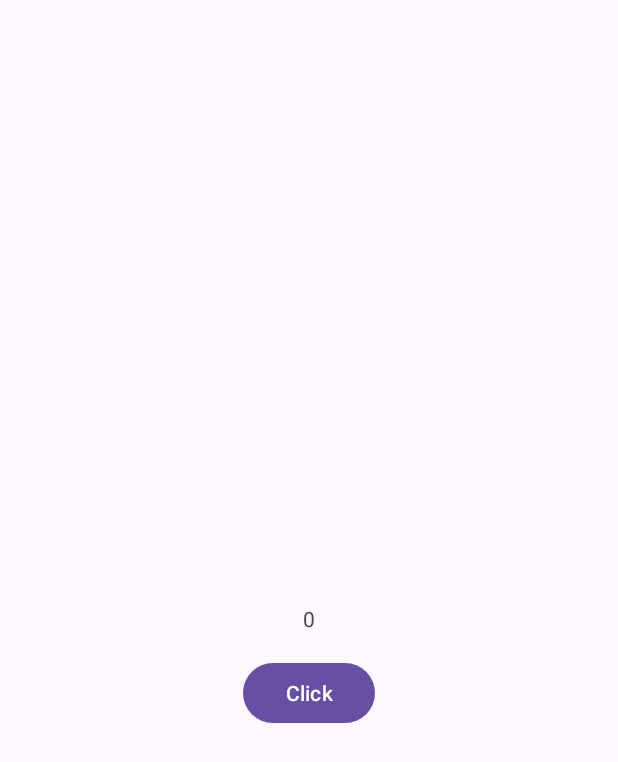
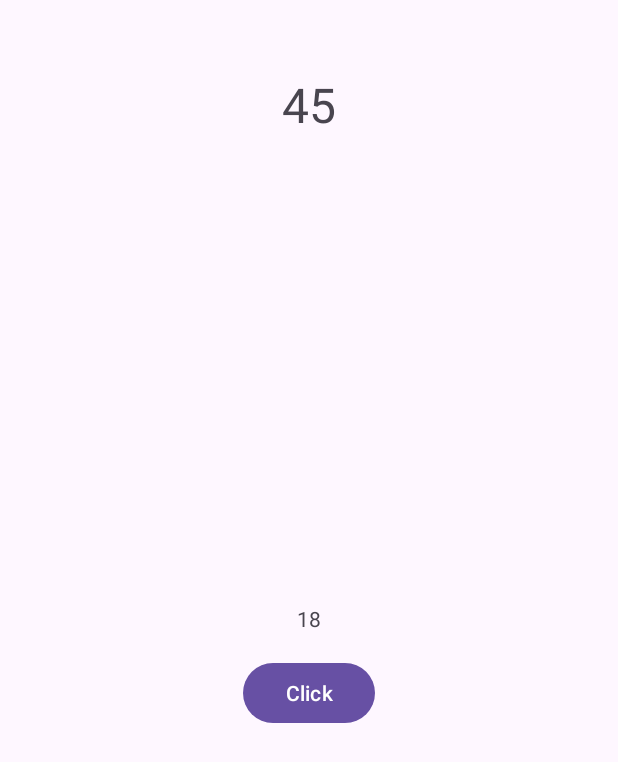
Before and after one commit to theBettor/basic1st, an Android app: the screen it shows after launch (MainActivity), after a tap on "Click", on a phone screen of 412 x 824 dp. Shown: the top 762 px of the screen. Run offline under Robolectric (Android 15) with nearby library versions, the phone set to English and light mode, and no system bars.

```diff
--- a/app/src/main/java/com/example/basic1st/MainActivity.kt
+++ b/app/src/main/java/com/example/basic1st/MainActivity.kt
@@ -52,6 +52,7 @@ class MainActivity : AppCompatActivity() {
         val randomValue = Random.nextInt(1, 101)
         // TODO("위 random으로 구한 값을 randomTextView에 세팅하여 화면에 보여주도록 하기")
 //        randomTextView.setText("randomValue")
+        randomTextView.text = randomValue.toString() // 와 밑에 코드에서 갖고와서 좀 바꿧는데 이게 되네 ㅋㅋ ㅠ
     }
 
     private fun setJobAndLaunch() {
@@ -73,7 +74,7 @@ class MainActivity : AppCompatActivity() {
             // 아래 /*...*/ 안에 코드를 작성하세요.
             for (i in 1..100) {
                 if (isActive) {
-                    /*...*/
+                    textView.text = i.toString()
                     delay(500)
                 }
             }
@@ -89,8 +90,15 @@ class MainActivity : AppCompatActivity() {
         val randomTextView = findViewById<TextView>(R.id.textViewRandom)
 
         // TODO("if문 사용해보기 - 위에서 2개의 변수를 작성완료하고 나면 textView의 값과 randomTextView의 값이 같은지 다른지를 확인하여 Toast 띄우기")
+//        if (textView == randomTextView) {
+//            Toast.makeText(this, "같다", Toast.LENGTH_SHORT).show()
+//        } else {
+//            Toast.makeText(this, "틀립니다", Toast.LENGTH_SHORT).show()
+//        }
         if (textView == randomTextView) {
-            Toast.makeText(this, "같다", Toast.LENGTH_SHORT).show()
+            Toast.makeText(this, "통과", Toast.LENGTH_SHORT).show()
+        } else if (textView != randomTextView){
+            Toast.makeText(this, "실패", Toast.LENGTH_SHORT).show()
         }
         /**
          * Toast 사용 예)
```
